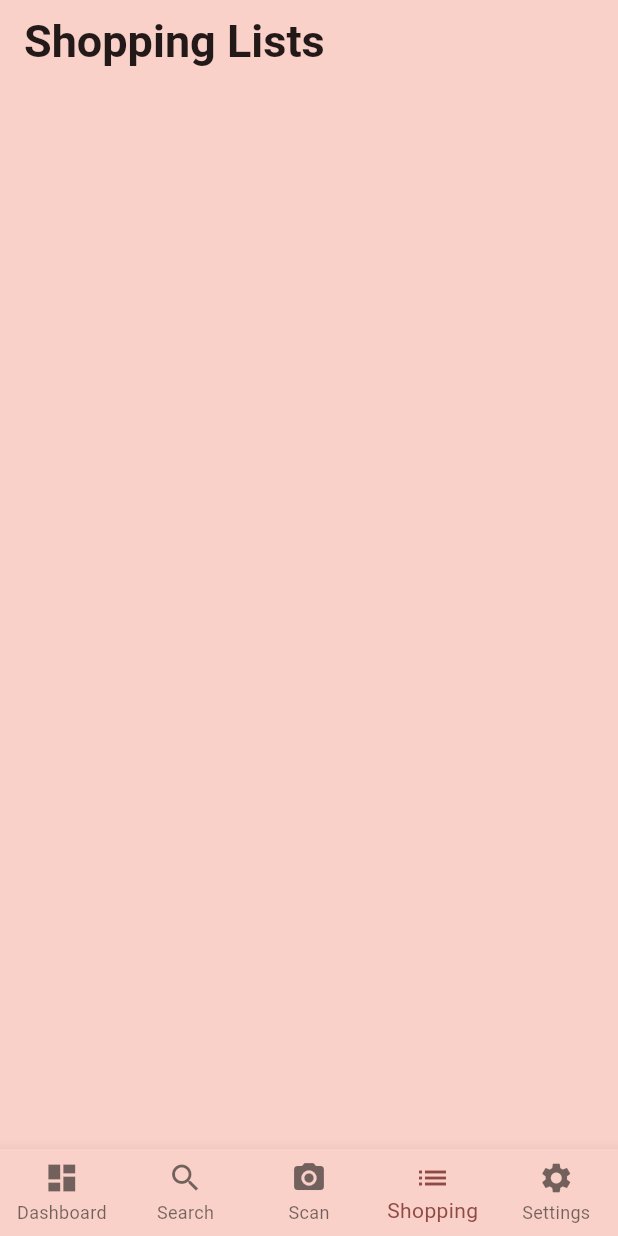
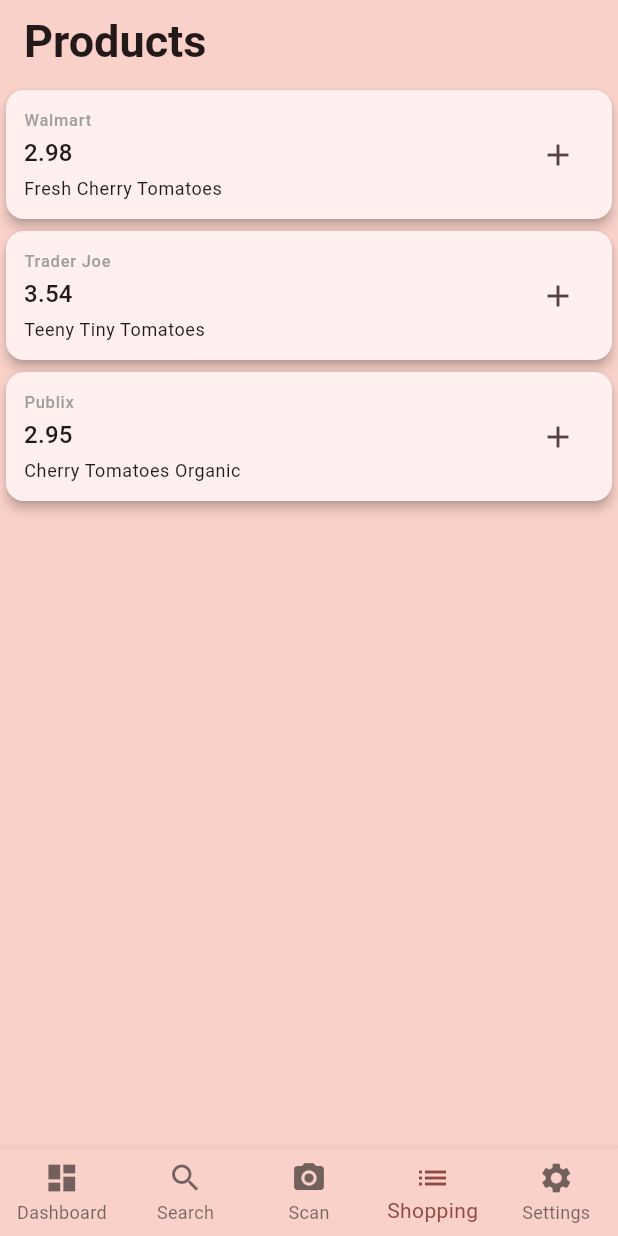
Before and after one commit to Saavy-25/Kubera-Frontend, a Flutter app: the screen it shows after launch, item 4 of the bottom bar chosen, on a phone screen of 412 x 824 dp. Run offline on Flutter 3.47's test engine with Material 3 defaults, Android fonts, the phone set to English and light mode, and no system bars; our stand-ins replace image_picker; generated files the repository leaves out were written again.

Commit message:
Custom Card Widget
- Created card widget that can be used on any page with custom parameters
- Todo: implement nested pages, take data from backend/database, send photo to backend/OCR library

```diff
--- /dev/null
+++ b/flutter_kubera/lib/src/core/card.dart
@@ -0,0 +1,97 @@
+import 'package:flutter/material.dart';
+
+class CustomCard extends StatelessWidget {
+  final String? overhead;
+  final String title;
+  final String? subtitle;
+
+  final VoidCallback? onTap;
+
+  //for future shopping list implementation
+  final bool showCheckbox;
+  final bool showDeleteButton;
+  final bool showAddButton;
+  final bool isChecked;
+  final ValueChanged<bool?>? onCheckboxChanged;
+  final VoidCallback? onDelete;
+  final VoidCallback? onAdd;
+
+  const CustomCard({
+    super.key,
+    required this.title,
+    this.overhead,
+    this.subtitle,
+    this.onTap,
+    this.showCheckbox = false,
+    this.showDeleteButton = false,
+    this.showAddButton = false,
+    this.isChecked = false,
+    this.onCheckboxChanged,
+    this.onDelete,
+    this.onAdd,
+  });
+
+  @override
+  Widget build(BuildContext context) {
+    return Card(
+      elevation: 3,
+      shape: RoundedRectangleBorder(borderRadius: BorderRadius.circular(12)),
+      child: InkWell(
+        onTap: onTap,
+        borderRadius: BorderRadius.circular(12),
+        child: Padding(
+          padding: const EdgeInsets.all(12),
+          child: Row(
+            children: [
+              Expanded(
+                child: Column(
+                  crossAxisAlignment: CrossAxisAlignment.start,
+                  children: [
+                    if (overhead != null) ...[
+                      Text(
+                        overhead!,
+                        style: Theme.of(context).textTheme.labelSmall?.copyWith(color: Colors.grey),
+                      ),
+                      const SizedBox(height: 2),
+                    ],
+                    Text(
+                      title,
+                      style: Theme.of(context).textTheme.titleMedium,
+                      overflow: TextOverflow.ellipsis,
+                    ),
+                    if (subtitle != null) ...[
+                      const SizedBox(height: 4),
+                      Text(
+                        subtitle!,
+                        style: Theme.of(context).textTheme.bodySmall,
+                        overflow: TextOverflow.ellipsis,
+                      ),
+                    ],
+                  ],
+                ),
+              ),
+              if (showCheckbox) ...[
+                Checkbox(
+                  value: isChecked,
+                  onChanged: onCheckboxChanged,
+                ),
+              ],
+              if (showDeleteButton) ...[
+                IconButton(
+                  icon: const Icon(Icons.delete),
+                  onPressed: onDelete,
+                ),
+              ],
+              if (showAddButton) ...[
+                IconButton(
+                  icon: const Icon(Icons.add),
+                  onPressed: onAdd,
+                ),
+              ],
+            ],
+          ),
+        ),
+      ),
+    );
+  }
+}
--- a/flutter_kubera/lib/src/ui/navigation/app_navigation.dart
+++ b/flutter_kubera/lib/src/ui/navigation/app_navigation.dart
@@ -22,7 +22,7 @@ class _AppNavigationState extends State<AppNavigation> {
         const DashboardScreen(),
         const SearchScreen(),
         const ScanScreen(),
-        const ShoppingListScreen(),
+        ShoppingListScreen(),
         SettingsScreen(settingsController: settingsController),
       ];
 
--- a/flutter_kubera/lib/src/ui/tabs/shopping_list/shopping_list_screen.dart
+++ b/flutter_kubera/lib/src/ui/tabs/shopping_list/shopping_list_screen.dart
@@ -1,12 +1,47 @@
 import 'package:flutter/material.dart';
 
+import '../../../core/card.dart';
+
 class ShoppingListScreen extends StatelessWidget {
-  const ShoppingListScreen({super.key});
+  final List<Map<String, dynamic>> items = [
+    {'id': 1, 'price': '2.98', 'product': 'Fresh Cherry Tomatoes', 'store': 'Walmart'},
+    {'id': 2, 'price': '3.54', 'product': 'Teeny Tiny Tomatoes', 'store': 'Trader Joe'},
+    {'id': 3, 'price': '2.95', 'product': 'Cherry Tomatoes Organic', 'store': 'Publix'},
+  ];
+
+  ShoppingListScreen({super.key});
+
+  void _handleAddItem(String title) {
+    //TODO: Implement adding item to list
+    print('$title added to the shopping list!');
+  }
 
   @override
   Widget build(BuildContext context) {
     return Scaffold(
-      appBar: AppBar(title: const Text("Shopping Lists")),
+      appBar: AppBar(title: const Text('Products')),
+      body: ListView.builder(
+        itemCount: items.length,
+        itemBuilder: (context, index) {
+          final item = items[index];
+          return CustomCard(
+            title: item['price'] ?? 'Unknown Item',
+            overhead: item['store'],
+            subtitle: item['product'],
+            showAddButton: true,
+            onAdd: () => _handleAddItem(item['price']),
+            onTap: () {
+              /*Navigator.push(
+                context,
+                MaterialPageRoute(
+                  builder: (context) => ShoppingListDetailsScreen(itemId: item['id']),
+                ),
+              );
+              */
+            },
+          );
+        },
+      ),
     );
   }
 }
```
